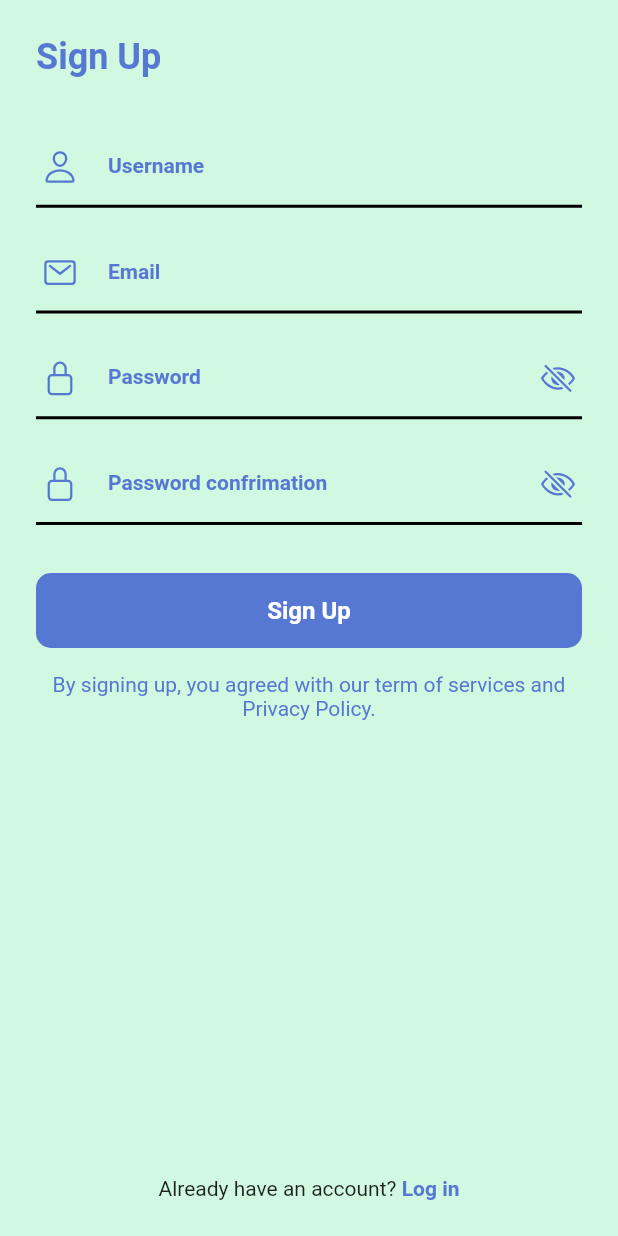
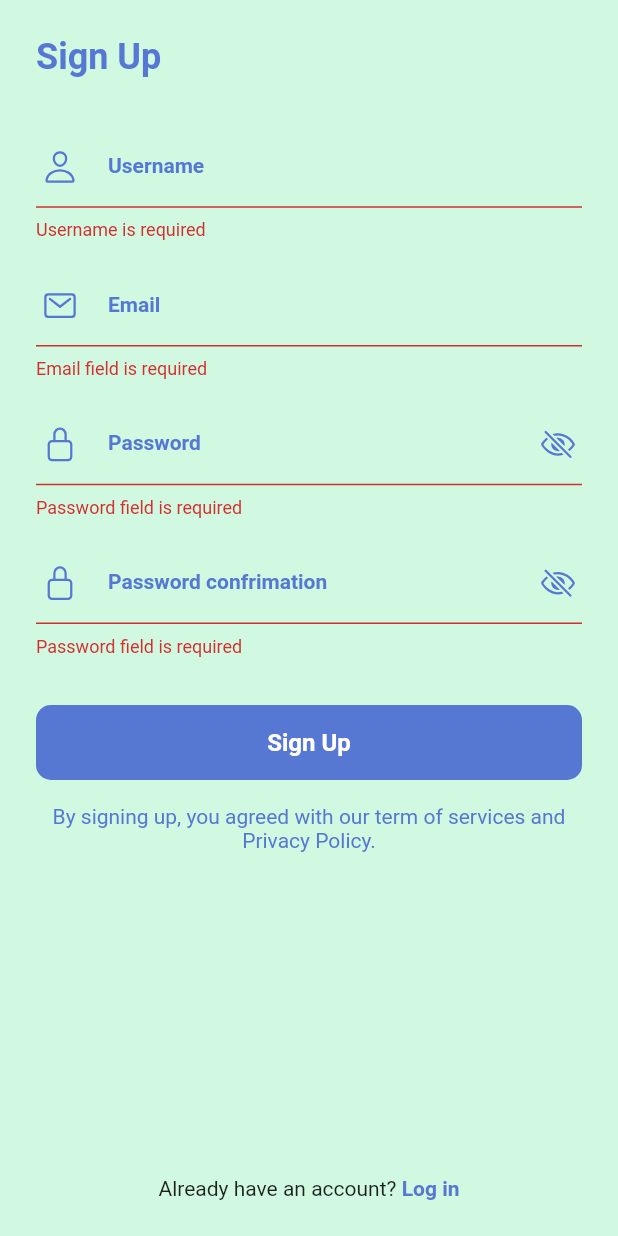
Before and after one commit to charleskoko/shared_purchase_list, a Flutter app: the RegistrationPage screen opened by its route, after a tap on "Sign Up", on a phone screen of 412 x 824 dp. Run offline on Flutter 3.47's test engine with Material 2 defaults, Android fonts, the phone set to English and light mode, and no system bars; our stand-ins replace bloc, firebase_auth, firebase_core, get_it, ionicons; accounts and stored records are empty; Roboto replaces fonts that are missing (jost-regular).

Commit message:
feature-1: text field validation

```diff
--- a/lib/authentication/login/presentation/authentication_page.dart
+++ b/lib/authentication/login/presentation/authentication_page.dart
@@ -48,7 +48,11 @@ class AuthenticationPage extends StatelessWidget {
                         stringValueSetter: (value) => print(value),
                       ),
                       const SizedBox(height: 32),
-                      RoundedButton(label: 'Log in', onPress: () {}),
+                      RoundedButton(
+                          label: 'Log in',
+                          onPress: () {
+                            _key.currentState!.validate();
+                          }),
                       const SizedBox(
                         height: 16,
                       ),
--- a/lib/authentication/registration/presentation/registration_page.dart
+++ b/lib/authentication/registration/presentation/registration_page.dart
@@ -64,7 +64,12 @@ class RegistrationPage extends StatelessWidget {
                         label: 'Password confrimation',
                       ),
                       const SizedBox(height: 32),
-                      RoundedButton(label: 'Sign Up', onPress: () {}),
+                      RoundedButton(
+                          label: 'Sign Up',
+                          onPress: () {
+                            print('here bla bla');
+                            _key.currentState!.validate();
+                          }),
                       const SizedBox(
                         height: 16,
                       ),
--- a/lib/core/presentation/widgets/design_widgets/custom_email_text_field.dart
+++ b/lib/core/presentation/widgets/design_widgets/custom_email_text_field.dart
@@ -1,6 +1,7 @@
 import 'package:flutter/material.dart';
 import 'package:ionicons/ionicons.dart';
 import 'package:shared_purchase_list/core/shared/colors.dart';
+import 'package:shared_purchase_list/core/shared/validator.dart';
 
 class CustomEmailTextField extends StatelessWidget {
   final String hintext, label;
@@ -57,7 +58,9 @@ class CustomEmailTextField extends StatelessWidget {
         ),
       ),
       onSaved: (value) => stringValueSetter(value),
-      validator: (value) {},
+      validator: (value) {
+        return Validator.emailValidator(value!);
+      },
     );
   }
 }
--- a/lib/core/presentation/widgets/design_widgets/custom_password_text_field.dart
+++ b/lib/core/presentation/widgets/design_widgets/custom_password_text_field.dart
@@ -1,6 +1,7 @@
 import 'package:flutter/material.dart';
 import 'package:ionicons/ionicons.dart';
 import 'package:shared_purchase_list/core/shared/colors.dart';
+import 'package:shared_purchase_list/core/shared/validator.dart';
 
 class CustomPasswordTextField extends StatefulWidget {
   final String hintext, label;
@@ -79,7 +80,9 @@ class _CustomPasswordTextFieldState extends State<CustomPasswordTextField> {
         ),
       ),
       onSaved: (value) => widget.stringValueSetter(value),
-      validator: (value) {},
+      validator: (value) {
+        return Validator.passwordValidator(value!);
+      },
     );
   }
 }
--- a/lib/core/presentation/widgets/design_widgets/custom_text_field.dart
+++ b/lib/core/presentation/widgets/design_widgets/custom_text_field.dart
@@ -1,6 +1,7 @@
 import 'package:flutter/material.dart';
 import 'package:ionicons/ionicons.dart';
 import 'package:shared_purchase_list/core/shared/colors.dart';
+import 'package:shared_purchase_list/core/shared/validator.dart';
 
 class CustomTextField extends StatelessWidget {
   final String label, hintext;
@@ -29,7 +30,7 @@ class CustomTextField extends StatelessWidget {
           color: kBleuColor,
           fontWeight: FontWeight.bold,
         ),
-        labelText: 'Username',
+        labelText: label,
         labelStyle: TextStyle(fontSize: 14, color: kBleuColor),
         enabledBorder: const UnderlineInputBorder(
           borderSide: BorderSide(
@@ -57,7 +58,12 @@ class CustomTextField extends StatelessWidget {
         ),
       ),
       onSaved: (value) => stringValueSetter(value),
-      onChanged: (value) {},
+      validator: (value) {
+        return Validator.textValidator(
+          value!,
+          label: label,
+        );
+      },
     );
   }
 }
--- /dev/null
+++ b/lib/core/shared/validator.dart
@@ -0,0 +1,42 @@
+class Validator {
+  static String? emailValidator(String email) {
+    if (email.isNotEmpty) {
+      bool isMatched = RegExp(
+              r"^[a-zA-Z0-9.a-zA-Z0-9.!#$%&'*+-/=?^_`{|}~]+@[a-zA-Z0-9]+\.[a-zA-Z]+")
+          .hasMatch(email);
+      return isMatched ? null : 'Please, enter a valid email address';
+    } else {
+      return 'Email field is required';
+    }
+  }
+
+  static String? passwordValidator(String password) {
+    if (password.isNotEmpty) {
+      bool isMatched = RegExp(
+              r"^(?=.*?[A-Z])(?=.*?[a-z])(?=.*?[0-9])(?=.*?[!@#\$&*~]).{8,}$")
+          .hasMatch(password);
+      return isMatched ? null : 'Please, enter a valid password';
+    } else {
+      return 'Password field is required';
+    }
+  }
+
+  static String? displayNameValidator(String username) {
+    if (username.isNotEmpty) {
+      bool isMatched =
+          RegExp(r"^(?=.{8,20}$)(?![_.])(?!.*[_.]{2})[a-zA-Z0-9._]+(?<![_.])$")
+              .hasMatch(username);
+      return isMatched ? null : 'Please, enter a valid user name';
+    } else {
+      return ' is required';
+    }
+  }
+
+  static String? textValidator(String text, {required label}) {
+    if (text.isEmpty || text == null) {
+      return '$label is required';
+    } else {
+      return null;
+    }
+  }
+}
```
